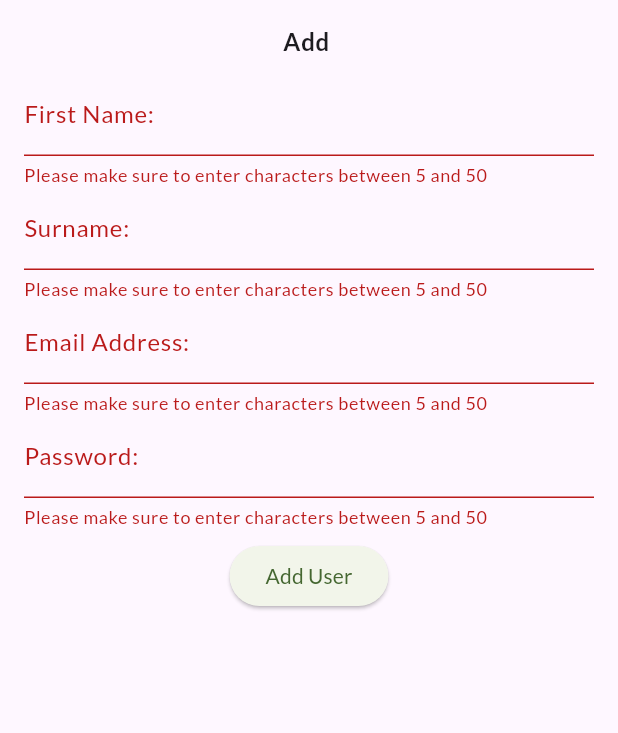
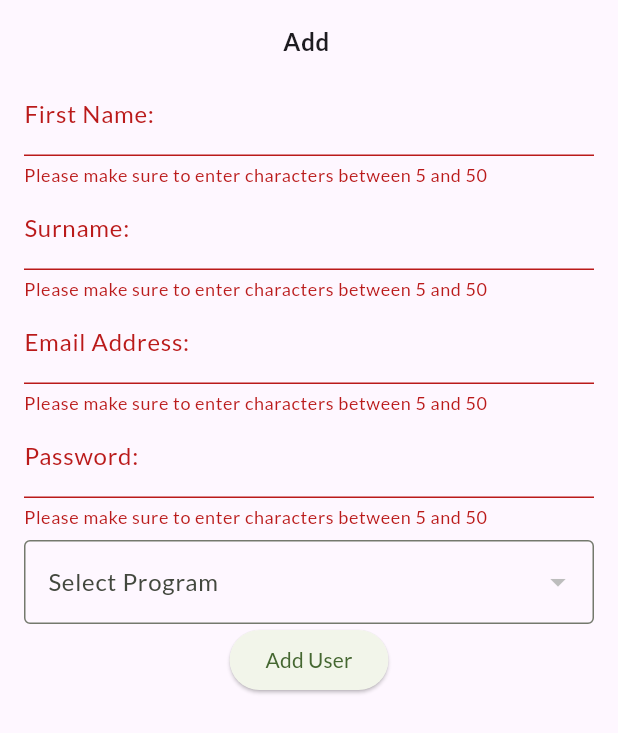
Before and after one commit to suwedvii/emim-repo, a Flutter app: the AddUserScreen widget shown alone on an empty page, opened directly with empty values, after a tap on "Add User", on a phone screen of 412 x 824 dp. Shown: the top 733 px of the screen. Run offline on Flutter 3.47's test engine with Material 3 defaults, Android fonts, the phone set to English and light mode, and no system bars; our stand-ins replace carousel_slider, file_picker, flutter_riverpod, flutter_speed_dial, google_fonts, image_picker and 1 more; network calls fail.

Commit message:
added programs dropdown and modified models.

```diff
--- /dev/null
+++ b/lib/models/student.dart
@@ -0,0 +1,47 @@
+import 'package:emim/models/user.dart';
+
+class Student extends User {
+  String studentId = '';
+  String userCampus = '';
+  String userProgram = '';
+  String userCohort = '';
+  String registeredSemester;
+
+  Student(
+      {required this.studentId,
+      required this.userCampus,
+      required this.userProgram,
+      required this.userCohort,
+      this.registeredSemester = '',
+      super.profilePicture = '',
+      super.userId = '',
+      super.username = '',
+      super.password = '',
+      super.firstName = '',
+      super.lastName = '',
+      super.otherNames = '',
+      super.role = '',
+      super.dateOfBirth = '',
+      super.idNumber = '',
+      super.gender = '',
+      super.title = '',
+      super.contactNumber = '',
+      super.emailAddress = '',
+      super.creationDate = '',
+      super.accountStatus = '',
+      super.homeDistrict = '',
+      super.homeTA = '',
+      super.homeVillage = '',
+      super.homeAddress = '',
+      super.district = '',
+      super.contactVillage = '',
+      super.contactTA = '',
+      super.contactDistrict = '',
+      super.contactAddress = '',
+      super.nationality = '',
+      super.nokName = '',
+      super.relationshipWithNok = '',
+      super.nokContactNumber = '',
+      super.nokAddress = '',
+      super.nokSourceOfIncome = ''});
+}
--- a/lib/models/user.dart
+++ b/lib/models/user.dart
@@ -1,13 +1,67 @@
 class User {
-  String id;
+  String profilePicture;
+  String userId;
+  String username;
+  String password;
+  String firstName;
+  String lastName;
+  String otherNames;
   String role;
-  String username;
-  String email;
-  String password;
-  String cohort;
-  String program;
-  String campus;
+  String dateOfBirth;
+  String idNumber;
+  String gender;
+  String title;
+  String contactNumber;
+  String emailAddress;
+  String creationDate;
+  String accountStatus;
+  String homeDistrict;
+  String homeTA;
+  String homeVillage;
+  String homeAddress;
+  String district;
+  String contactVillage;
+  String contactTA;
+  String contactDistrict;
+  String contactAddress;
+  String nationality;
+  String nokName;
+  String relationshipWithNok;
+  String nokContactNumber;
+  String nokAddress;
+  String nokSourceOfIncome;
 
-  User(this.role, this.username, this.password, this.email,
-      {this.id = '', this.cohort = '', this.program = '', this.campus = ''});
+  User({
+    this.profilePicture = '',
+    this.userId = '',
+    this.username = '',
+    this.password = '',
+    this.firstName = '',
+    this.lastName = '',
+    this.otherNames = '',
+    this.role = '',
+    this.dateOfBirth = '',
+    this.idNumber = '',
+    this.gender = '',
+    this.title = '',
+    this.contactNumber = '',
+    this.emailAddress = '',
+    this.creationDate = '',
+    this.accountStatus = '',
+    this.homeDistrict = '',
+    this.homeTA = '',
+    this.homeVillage = '',
+    this.homeAddress = '',
+    this.district = '',
+    this.contactVillage = '',
+    this.contactTA = '',
+    this.contactDistrict = '',
+    this.contactAddress = '',
+    this.nationality = '',
+    this.nokName = '',
+    this.relationshipWithNok = '',
+    this.nokContactNumber = '',
+    this.nokAddress = '',
+    this.nokSourceOfIncome = '',
+  });
 }
--- a/lib/screens/profile/add_user_screen.dart
+++ b/lib/screens/profile/add_user_screen.dart
@@ -2,7 +2,10 @@ import 'dart:convert';
 import 'dart:math';
 
 import 'package:emim/models/bulding.dart';
-import 'package:emim/models/user.dart';
+import 'package:emim/models/program.dart';
+import 'package:emim/models/student.dart';
+import 'package:emim/widgets/custom_drop_down_button.dart';
+import 'package:flutter/foundation.dart';
 import 'package:flutter/material.dart';
 import 'package:flutter_riverpod/flutter_riverpod.dart';
 import 'package:http/http.dart' as http;
@@ -22,12 +25,14 @@ class AddUserScreen extends ConsumerStatefulWidget {
 }
 
 class _AddUserScreenState extends ConsumerState<AddUserScreen> {
+  List<Program> programs = [];
   final formKey = GlobalKey<FormState>();
   String firstname = '';
   String surname = '';
   String email = '';
   String password = '';
   Campuses selectedCampus = Campuses.blantyre;
+  String? program;
   String? cohort;
   var addingUser = false;
 
@@ -41,10 +46,7 @@ class _AddUserScreenState extends ConsumerState<AddUserScreen> {
     return null;
   }
 
-  void _addUser(BuildContext ctx) async {
-    final url =
-        Uri.https('emimbacke-default-rtdb.firebaseio.com', 'users.json');
-
+  void _addUser(BuildContext ctx, String role) async {
     if (formKey.currentState!.validate()) {
       setState(() {
         addingUser = true;
@@ -54,33 +56,68 @@ class _AddUserScreenState extends ConsumerState<AddUserScreen> {
 
       final password = firstname + Random().nextInt(100).toString();
 
-      final user =
-          User(widget.userType, '$firstname.$surname', password, email);
-
       try {
+        if (role == 'student') {
+          final url = Uri.https(
+              'emimbacke-default-rtdb.firebaseio.com', 'students.json');
           final response = await http.post(
             url,
             headers: {'Content-Type': 'application/json'},
-          body: json.encode(
-            {
-              'role': user.role,
-              'username': user.username,
-              'email': user.email,
-              'password': user.password,
-              'program': user.program,
-              'cohort': user.cohort,
-              'campus': user.campus
-            },
+            body: json.encode(Student(
+              studentId: Random().nextInt(10000).toString(),
+              userCampus: selectedCampus.name,
+              userProgram: program!,
+              userCohort: cohort!,
+              password: password,
+            )
+                // {
+                //   'role': user.role,
+                //   'username': user.username,
+                //   'email': user.email,
+                //   'password': user.password,
+                //   'program': user.program,
+                //   'cohort': user.cohort,
+                //   'campus': user.campus
+                // },
                 ),
           );
 
           widget.loadUsers();
 
-        Navigator.of(ctx).pop();
+          // Navigator.of(ctx).pop();
 
           print(response.body);
+        }
       } catch (e) {
         print(e);
+      }
+    }
+  }
+
+  void _loadPrograms() async {
+    final List<Program> retrievedPrograms = [];
+    final url =
+        Uri.https('emimbacke-default-rtdb.firebaseio.com', 'programs.json');
+
+    try {
+      final response = await http.get(url);
+      final Map<String, dynamic> listData = json.decode(response.body);
+      for (final program in listData.entries) {
+        retrievedPrograms.add(Program(
+          description: program.value['description'],
+          duration: program.value['duration'],
+          faculty: program.value['faculty'],
+          programCode: program.value['programCode'],
+          programId: program.key,
+          programName: program.value['programName'],
+        ));
+        setState(() {
+          programs = retrievedPrograms;
+        });
+      }
+    } on Exception catch (error) {
+      if (kDebugMode) {
+        print(error);
       }
     }
   }
@@ -89,6 +126,12 @@ class _AddUserScreenState extends ConsumerState<AddUserScreen> {
   void dispose() {
     super.dispose();
     formKey.currentState?.dispose();
+  }
+
+  @override
+  void initState() {
+    super.initState();
+    _loadPrograms();
   }
 
   @override
@@ -227,9 +270,21 @@ class _AddUserScreenState extends ConsumerState<AddUserScreen> {
                 const SizedBox(
                   height: 8,
                 ),
+                CustomDropdown(
+                    items: programs.map((e) => e.programCode).toList(),
+                    value: programs.isNotEmpty
+                        ? programs[0].programCode
+                        : 'No programs',
+                    onChanged: (value) {
+                      if (value == null) return;
+                      setState(() {
+                        program = value;
+                      });
+                    },
+                    label: 'Program'),
                 ElevatedButton(
                   onPressed: () {
-                    _addUser(context);
+                    _addUser(context, widget.userType.toLowerCase());
                   },
                   child: addingUser
                       ? const SizedBox(
--- a/lib/widgets/profile/user_list.dart
+++ b/lib/widgets/profile/user_list.dart
@@ -15,7 +15,7 @@ class UserList extends ConsumerWidget {
         itemCount: users.length,
         itemBuilder: (ctx, index) => ListTile(
               title: Text(users[index].username),
-              leading: Text(users[index].id),
+              leading: Text(users[index].userId),
             ));
   }
 }
--- a/pubspec.yaml
+++ b/pubspec.yaml
@@ -40,13 +40,14 @@ dependencies:
   flutter_speed_dial: ^7.0.0
   http: ^1.1.2
   transparent_image: ^2.0.1
-  image_picker: ^1.0.6
+  image_picker: ^1.0.7
   date_format: ^2.0.7
   intl: ^0.19.0
   file_picker: ^6.1.1
   carousel_slider: ^4.2.1
   smooth_page_indicator: ^1.1.0
   location: ^5.0.3
+  firebase_storage: ^11.6.0
 
 dev_dependencies:
   flutter_test:
```
Also changed, not shown: lib/providers/user_provider.dart (+8 -6 lines), lib/screens/course_management/course_management.dart (deleted, +0 -37 lines), lib/screens/course_management/course_screen.dart (+11 -3 lines), lib/screens/profile/user_management_screen.dart (+7 -5 lines), lib/widgets/add_faculty_modal.dart (+45 -46 lines), pubspec.lock, 3 other files. Lines whose indentation alone changed are shown as unchanged.
